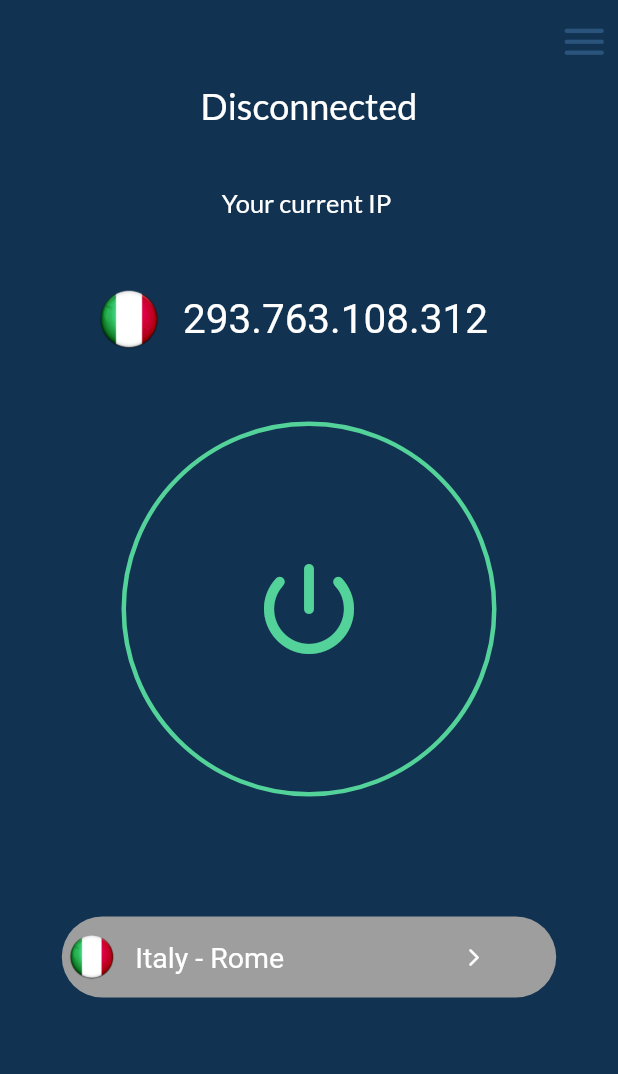
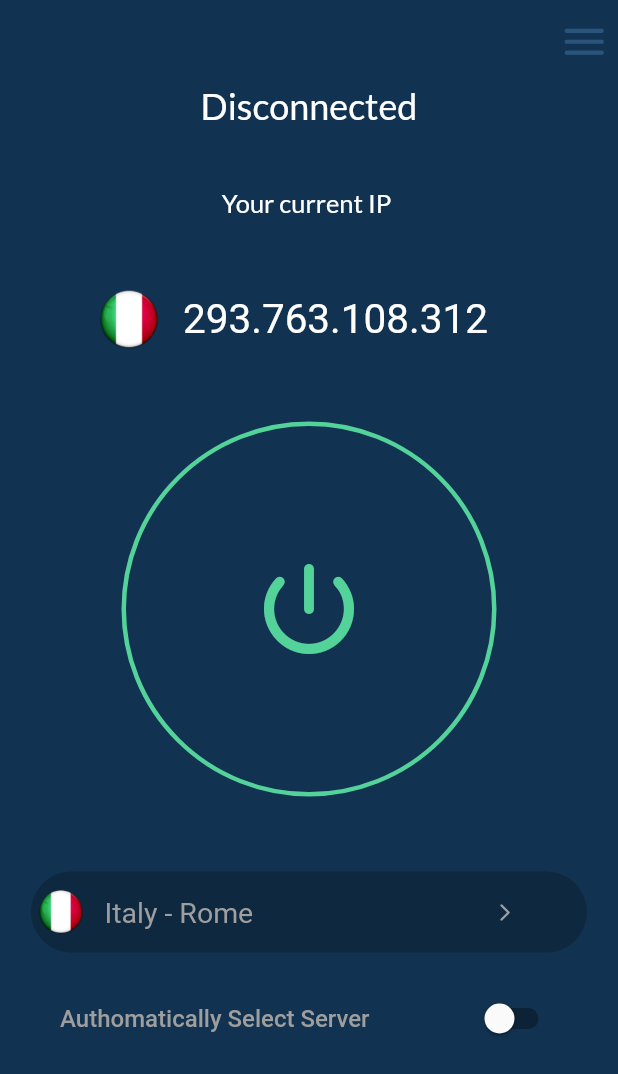
Before and after one commit to joeyyy688/vpn_ui, a Flutter app: the screen it shows after launch, on a phone screen of 412 x 824 dp. Shown: the top 1074 px of the screen. Run offline on Flutter 3.47's test engine with Material 2 defaults, Android fonts, the phone set to English and light mode, and no system bars; our stand-ins replace adaptive_theme, google_fonts.

Commit message:
finished with clone

```diff
--- a/lib/pages/landingPage.dart
+++ b/lib/pages/landingPage.dart
@@ -61,6 +61,7 @@ class _LandingPageState extends State<LandingPage>
   late final status = "Connect";
   late final vpnText = "Your current IP ";
   late var _flutterVpnState = FlutterVpnState.disconnected;
+  late bool switchValue = false;
 
   @override
   void initState() {
@@ -166,8 +167,7 @@ class _LandingPageState extends State<LandingPage>
                     decoration: BoxDecoration(
                         border: Border.all(
                             color: HexColor.fromHex('#53D29A'),
-                              width:
-                                  _flutterVpnState == FlutterVpnState.connected
+                            width: _flutterVpnState == FlutterVpnState.connected
                                 ? 17
                                 : 3),
                         borderRadius: BorderRadius.circular(140)),
@@ -191,8 +191,7 @@ class _LandingPageState extends State<LandingPage>
                                 Container(
                                   margin: const EdgeInsets.only(top: 10),
                                   child: Row(
-                                      mainAxisAlignment:
-                                          MainAxisAlignment.center,
+                                    mainAxisAlignment: MainAxisAlignment.center,
                                     children: [
                                       TimeDigit(minutesStr.substring(0, 1),
                                           width: digitWidth),
@@ -257,15 +256,15 @@ class _LandingPageState extends State<LandingPage>
                 ),
               ),
               const SizedBox(
-                  height: 80,
+                height: 50,
               ),
               Container(
-                  width: MediaQuery.of(context).size.width * 0.80,
+                width: MediaQuery.of(context).size.width * 0.90,
                 padding: const EdgeInsets.symmetric(vertical: 7),
                 alignment: Alignment.center,
-                  decoration: const BoxDecoration(
-                    borderRadius: BorderRadius.all(Radius.circular(35)),
-                    color: Colors.grey,
+                decoration: BoxDecoration(
+                  borderRadius: const BorderRadius.all(Radius.circular(35)),
+                  color: HexColor.fromHex('#0e2840'),
                 ),
                 child: Row(
                   //mainAxisAlignment: MainAxisAlignment.spaceEvenly,
@@ -283,34 +282,49 @@ class _LandingPageState extends State<LandingPage>
                       child: const Text(
                         'Italy - Rome',
                         style: TextStyle(
-                            color: Colors.white,
+                          color: Colors.grey,
                           fontSize: 19,
                         ),
                       ),
                     ),
                     SizedBox(
-                        width: MediaQuery.of(context).size.width * 0.29,
+                      width: MediaQuery.of(context).size.width * 0.39,
                     ),
                     const Icon(Icons.arrow_forward_ios_rounded,
-                          size: 14, color: Colors.white)
+                        size: 14, color: Colors.grey)
                   ],
                 ),
               ),
+              Center(
+                child: Container(
+                  margin: const EdgeInsets.only(top: 20, left: 40, right: 40),
+                  alignment: Alignment.center,
+                  child: Row(
+                    mainAxisAlignment: MainAxisAlignment.spaceBetween,
+                    children: [
+                      const Text(
+                        "Authomatically Select Server",
+                        style: TextStyle(
+                            color: Colors.grey,
+                            fontSize: 16,
+                            fontWeight: FontWeight.w500),
+                      ),
+                      Switch.adaptive(
+                        value: switchValue,
+                        onChanged: (value) {
+                          setState(() {
+                            switchValue = value;
+                          });
+                        },
+                      )
+                    ],
+                  ),
+                ),
+              )
             ],
           )
         ],
-        ));
+      ),
+    );
   }
 }
-
-
-
-// LinearGradient(colors: <Color>[
-//                                 HexColor.fromHex('#53D29A'),
-//                                 HexColor.fromHex('#64d7a4'),
-//                                 HexColor.fromHex('#75dbae'),
-//                                 HexColor.fromHex('#87e0b8'),
-//                                 HexColor.fromHex('#98e4c2'),
-//                                 HexColor.fromHex('#a9e9cd'),
-//                                 HexColor.fromHex('#baedd7'),
-//                               ])
```
Also changed, not shown: uiDesign/ios1.png. Lines whose indentation alone changed are shown as unchanged.
